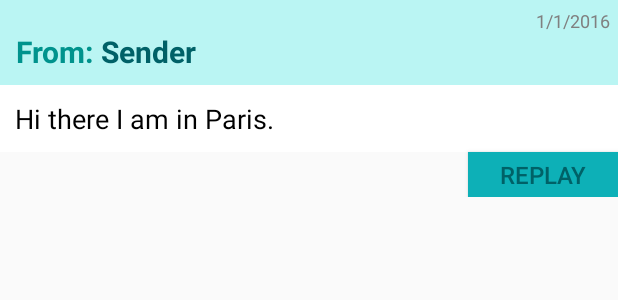
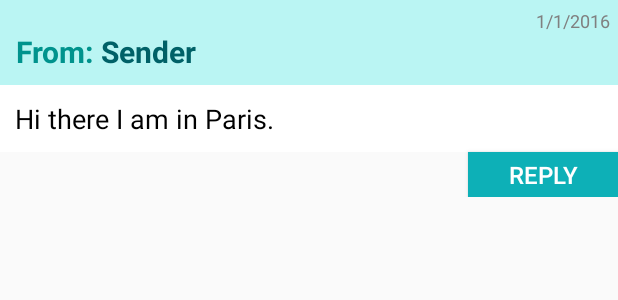
Before and after one commit to Syrgeek/Outdoor, an Android app: the layout message_form.xml on its own in the app's theme, with its tools: preview values and no code run, on a phone screen of 412 x 824 dp. Shown: the top 300 px of the screen. Run offline under Robolectric (Android 15) with nearby library versions, the phone set to English and light mode, and no system bars.

Commit message:
messages and inbox

```diff
--- a/app/src/main/java/com/example/hassan/outdoor/Adapter.java
+++ b/app/src/main/java/com/example/hassan/outdoor/Adapter.java
@@ -94,9 +94,6 @@ public class Adapter extends BaseAdapter {
         } else {
             holder = (Holder) convertView.getTag();
 
-
-
-
             String date = list.get(position).getDate();
             String place = list.get(position).getPlace();
             String username = list.get(position).getUsername();
--- a/app/src/main/java/com/example/hassan/outdoor/Inbox.java
+++ b/app/src/main/java/com/example/hassan/outdoor/Inbox.java
@@ -40,8 +40,8 @@ public class Inbox extends ActionBarActivity {
 
                 for(int i=0; i<jar.length();++i) {
                     JSONObject jobj = jar.getJSONObject(i);
-                    String sender = jobj.getString("username");
-                    String text = jobj.getString("message");
+                    String sender = jobj.getString("sender_user_name");
+                    String text = jobj.getString("text");
                     String date = jobj.getString("date");
                     String senderEmail = jobj.getString("sender_user_email");
 
--- a/app/src/main/java/com/example/hassan/outdoor/Login.java
+++ b/app/src/main/java/com/example/hassan/outdoor/Login.java
@@ -29,6 +29,7 @@ public class Login extends ActionBarActivity {
     @Override
     protected void onCreate(Bundle savedInstanceState) {
         super.onCreate(savedInstanceState);
+        getSupportActionBar().hide();
         setContentView(R.layout.activity_login);
 
         inputEmail = (EditText) findViewById(R.id.login_email);
--- a/app/src/main/java/com/example/hassan/outdoor/Profile_Other.java
+++ b/app/src/main/java/com/example/hassan/outdoor/Profile_Other.java
@@ -189,7 +189,7 @@ public class Profile_Other extends ActionBarActivity {
          * */
         protected String doInBackground(String... strings) {
 
-            JSONObject json = new System().getProfile();
+            JSONObject json = new System().getProfile(strings);
 
             // Building Parameters
 
--- a/app/src/main/res/layout/message_form.xml
+++ b/app/src/main/res/layout/message_form.xml
@@ -68,10 +68,10 @@
         android:layout_height="30dp"
         android:background="#0db0b7"
         android:textSize="16sp"
-        android:textColor="#006167"
+        android:textColor="#ffffff"
         android:layout_gravity="end"
-        android:text="Replay"
-        android:id="@+id/replay"/>
+        android:text="Reply"
+        android:id="@+id/reply"/>
 
 
 </LinearLayout>
--- a/app/src/main/res/menu/menu_profile.xml
+++ b/app/src/main/res/menu/menu_profile.xml
@@ -5,7 +5,7 @@
 
     <item android:id="@+id/action_inbox" android:title="Inbox"
         android:orderInCategory="100" app:showAsAction="never" />
-    <item android:id="@+id/action_followers" android:title="Follower"
+    <item android:id="@+id/action_followers" android:title="Followers"
         android:orderInCategory="100" app:showAsAction="never" />
     <item android:id="@+id/action_addPlace" android:title="Add place"
         android:orderInCategory="100" app:showAsAction="never" />
```
Also changed, not shown: app/src/main/java/com/example/hassan/outdoor/DB.java (+8 -6 lines), app/src/main/java/com/example/hassan/outdoor/InboxAdapter.java (+9 -2 lines).
